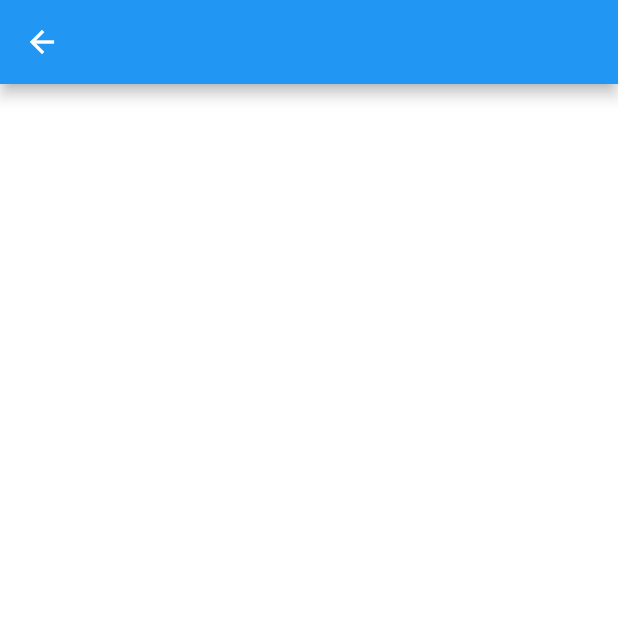
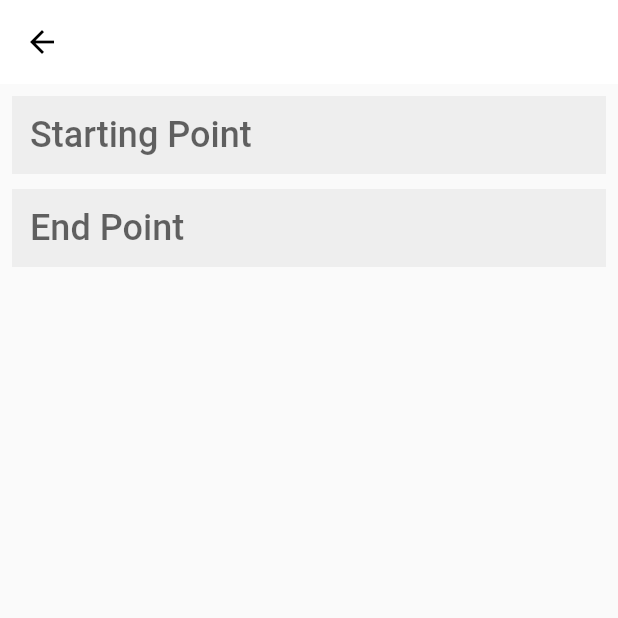
Before and after one commit to Mwita04/opiko, a Flutter app: the SearchScreen screen opened directly, on a phone screen of 412 x 824 dp, the top half of it. Run offline on Flutter 3.47's test engine with Material 2 defaults, Android fonts, the phone set to English and light mode, and no system bars; missing offline and left inert: google_place.

Commit message:
adding maps

```diff
--- a/lib/main.dart
+++ b/lib/main.dart
@@ -12,6 +12,7 @@ class MyApp extends StatelessWidget {
   Widget build(BuildContext context) {
     return MaterialApp(
         title: 'Flutter Demo',
+        debugShowCheckedModeBanner: false,
         theme: ThemeData(
           primarySwatch: Colors.blue,
         ),
--- a/lib/screens/home_screen.dart
+++ b/lib/screens/home_screen.dart
@@ -95,7 +95,7 @@ class _HomeScreenState extends State<HomeScreen> {
                 Navigator.push(
                   context,
                   MaterialPageRoute(
-                    builder: (context) => SearchScreen(),
+                    builder: (context) => const SearchScreen(),
                     fullscreenDialog: true,
                   ),
                 );
--- a/lib/screens/search_screen.dart
+++ b/lib/screens/search_screen.dart
@@ -1,4 +1,7 @@
+// ignore_for_file: unused_local_variable
+
 import 'package:flutter/material.dart';
+import 'package:google_place/google_place.dart';
 
 class SearchScreen extends StatefulWidget {
   const SearchScreen({super.key});
@@ -8,12 +11,60 @@ class SearchScreen extends StatefulWidget {
 }
 
 class _SearchScreenState extends State<SearchScreen> {
+  final _startSearchFieldController = TextEditingController();
+  final _endSearchFieldController = TextEditingController();
+
+  // GooglePlace googlePlace;
+
+  @override
+  void initState() {
+    //TO DO: Implement initState
+    super.initState();
+    String apiKey = '';
+    //googlePlace = GooglePlace(apiKEY);
+  }
+
   @override
   Widget build(BuildContext context) {
     return Scaffold(
-      appBar: AppBar(),
-      body: Container(
-        color: Colors.white,
+      appBar: AppBar(
+        backgroundColor: Colors.white,
+        leading: const BackButton(color: Colors.black),
+        elevation: 0,
+      ),
+      body: Padding(
+        padding: const EdgeInsets.all(8.0),
+        child: Column(
+          children: [
+            TextField(
+              controller: _startSearchFieldController,
+              autofocus: false,
+              style: const TextStyle(fontSize: 24),
+              decoration: InputDecoration(
+                hintText: 'Starting Point',
+                hintStyle:
+                    const TextStyle(fontWeight: FontWeight.w500, fontSize: 24),
+                filled: true,
+                fillColor: Colors.grey[200],
+                border: InputBorder.none,
+              ),
+            ),
+            const SizedBox(height: 10),
+            TextField(
+              controller: _endSearchFieldController,
+              autofocus: false,
+              style: const TextStyle(fontSize: 24),
+              decoration: InputDecoration(
+                hintText: 'End Point',
+                hintStyle:
+                    const TextStyle(fontWeight: FontWeight.w500, fontSize: 24),
+                filled: true,
+                fillColor: Colors.grey[200],
+                border: InputBorder.none,
+              ),
+            ),
+          ],
+        ),
       ),
     );
   }
```
Also changed, not shown: pubspec.yaml (+4 -67 lines), pubspec.lock.
